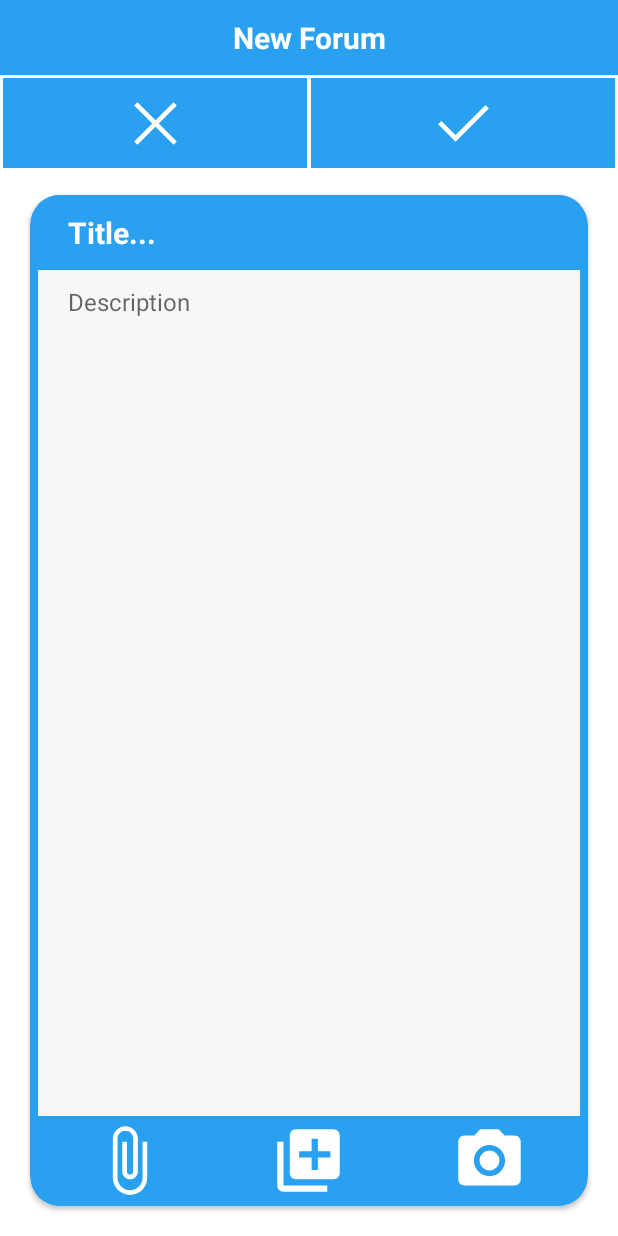
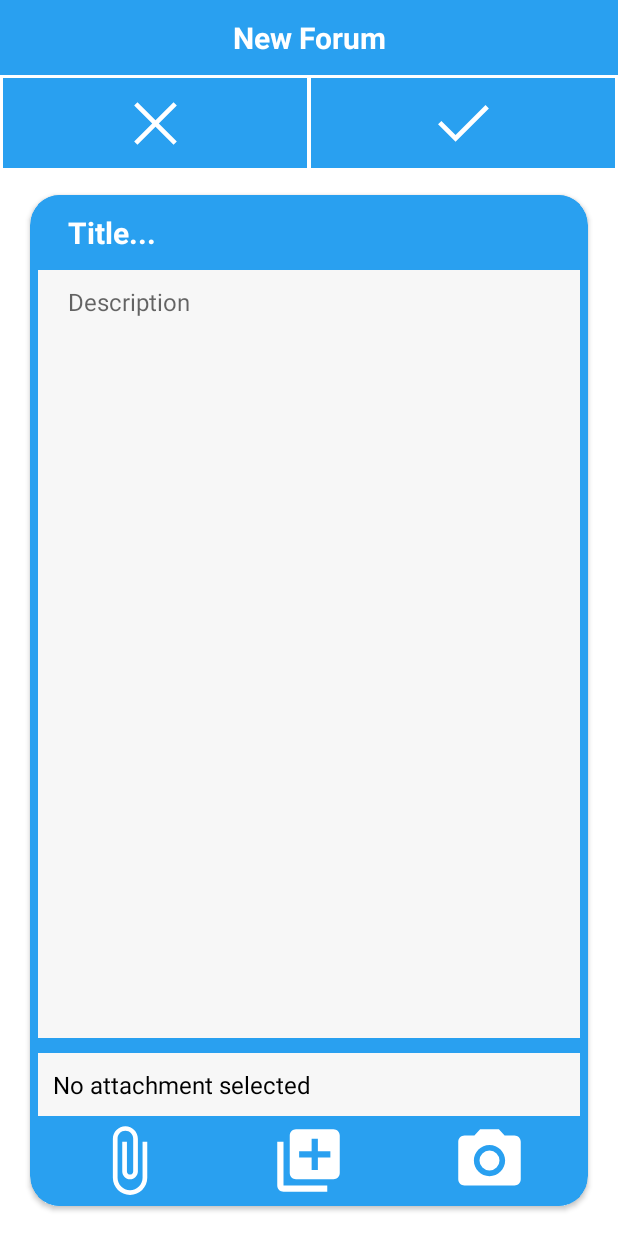
Before and after one commit to Aousss/BrainPath, an Android app: the layout activity_interaction_forum_post.xml on its own in the app's theme, with its tools: preview values and no code run, on a phone screen of 412 x 824 dp. Run offline under Robolectric (Android 15) with nearby library versions, the phone set to English and light mode, and no system bars.

Commit message:
activity_interaction_forum_post.xml update

```diff
--- a/app/src/main/res/layout/activity_interaction_forum_post.xml
+++ b/app/src/main/res/layout/activity_interaction_forum_post.xml
@@ -88,18 +88,34 @@
                 android:id="@+id/forumDesc"
                 android:layout_width="match_parent"
                 android:layout_height="0dp"
+                android:background="@color/light_white"
+                android:gravity="top"
                 android:hint="Description"
                 android:inputType="textMultiLine"
-                android:gravity="top"
+                android:paddingHorizontal="20dp"
+                android:paddingVertical="10dp"
                 android:textSize="16sp"
-                android:paddingVertical="10dp"
-                android:paddingHorizontal="20dp"
+                app:layout_constraintBottom_toTopOf="@id/attachmentPreview"
+                app:layout_constraintEnd_toEndOf="parent"
+                app:layout_constraintHorizontal_bias="0.0"
+                app:layout_constraintStart_toStartOf="parent"
+                app:layout_constraintTop_toBottomOf="@id/forumTitle"
+                app:layout_constraintVertical_bias="0.0" />
+
+            <TextView
+                android:id="@+id/attachmentPreview"
+                android:layout_width="match_parent"
+                android:layout_height="wrap_content"
+                android:text="No attachment selected"
+                android:textColor="@android:color/black"
+                android:textSize="16sp"
+                android:padding="10dp"
                 android:background="@color/light_white"
-                app:layout_constraintTop_toBottomOf="@id/forumTitle"
+                android:layout_marginTop="10dp"
+                app:layout_constraintTop_toBottomOf="@id/forumDesc"
                 app:layout_constraintBottom_toTopOf="@id/attachmentLayout"
                 app:layout_constraintStart_toStartOf="parent"
-                app:layout_constraintEnd_toEndOf="parent"
-                app:layout_constraintVertical_bias="0.5" />
+                app:layout_constraintEnd_toEndOf="parent"/>
 
             <!-- Button Layout -->
             <LinearLayout
```
